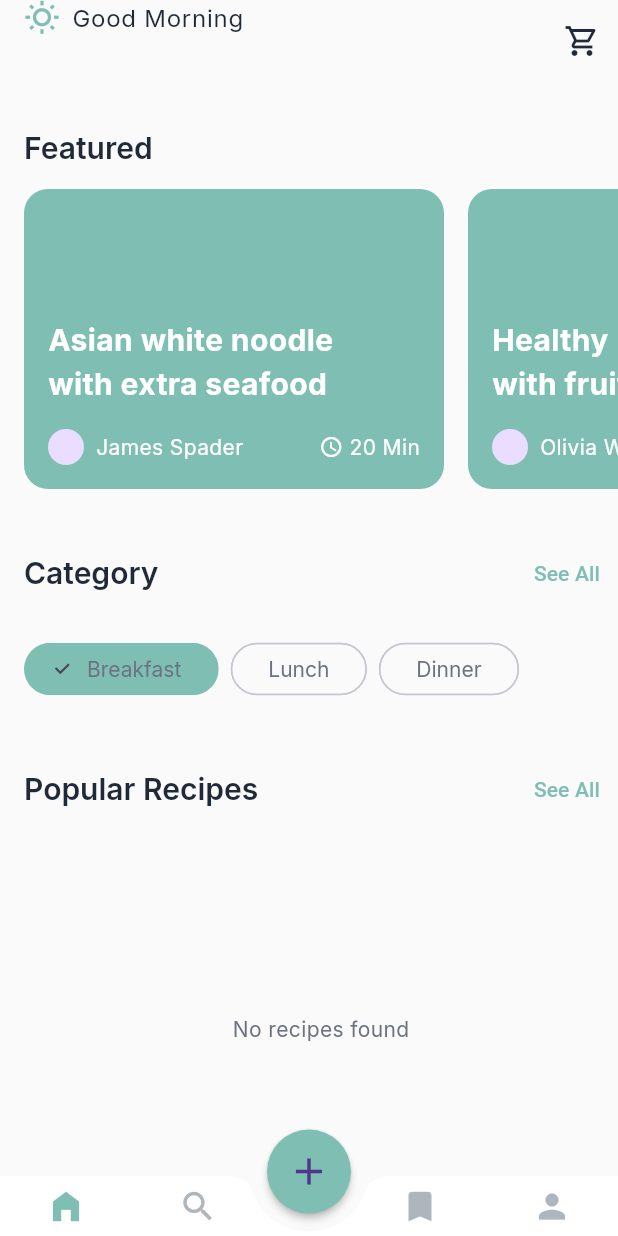
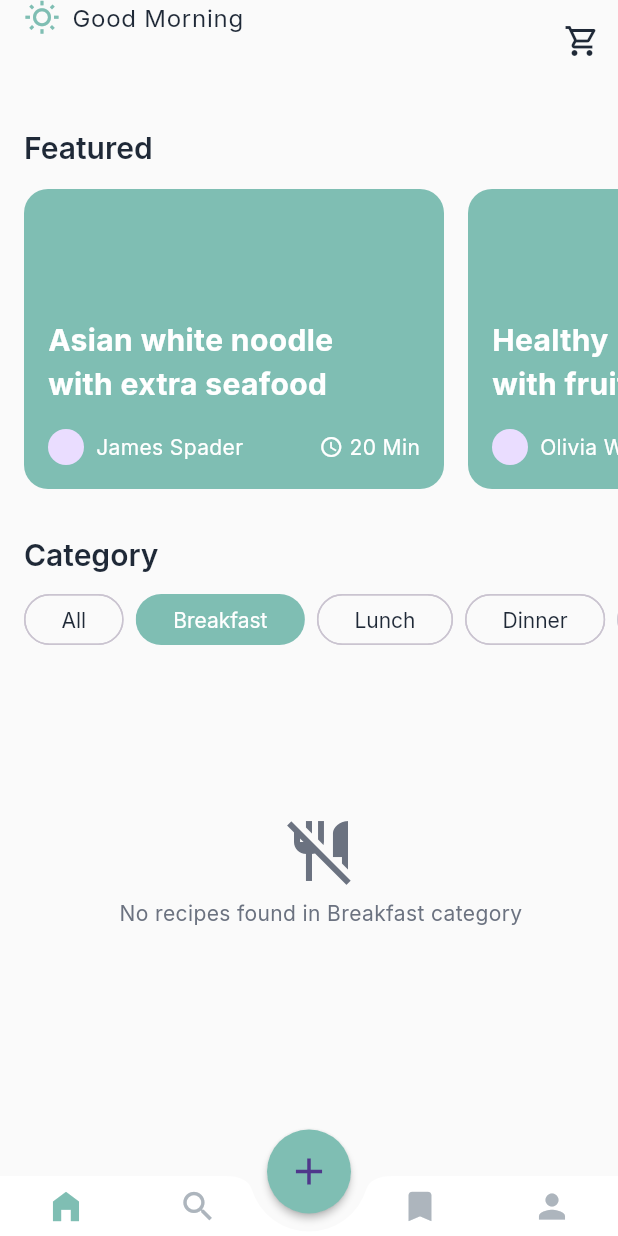
Before and after one commit to mohamedredaoumahdi/MRO-Recipies, a Flutter app: the BottomNavBar screen opened by its route, after a tap on "Breakfast", on a phone screen of 412 x 824 dp. Run offline on Flutter 3.47's test engine with Material 3 defaults, Android fonts, the phone set to English and light mode, and no system bars; our stand-ins replace cloud_firestore, firebase_auth, firebase_core, firebase_storage, flutter_image_compress, image_picker; accounts and stored records are empty.

```diff
--- a/lib/screens/home_screen.dart
+++ b/lib/screens/home_screen.dart
@@ -6,9 +6,16 @@ import 'dart:convert';
 import 'package:moroccan_recipies_app/service/recipe_service.dart';
 
 // First, define HomeContent widget
-class HomeContent extends StatelessWidget {
+class HomeContent extends StatefulWidget {
+  HomeContent({super.key});
+
+  @override
+  State<HomeContent> createState() => _HomeContentState();
+}
+
+class _HomeContentState extends State<HomeContent> {
   final RecipeService _recipeService = RecipeService();
-  HomeContent({super.key});
+  String _selectedCategory = 'All';  // Track selected category
 
   @override
   Widget build(BuildContext context) {
@@ -52,43 +59,49 @@ class HomeContent extends StatelessWidget {
               children: [
                 Text('Category',
                     style: Theme.of(context).textTheme.displayMedium),
-                TextButton(
-                  onPressed: () {},
-                  child: const Text('See All',
-                      style: TextStyle(color: AppColors.primary)),
-                ),
+                // TextButton(
+                //   onPressed: () {},
+                //   child: const Text('See All',
+                //       style: TextStyle(color: AppColors.primary)),
+                // ),
               ],
             ),
-            const SizedBox(height: AppSpacing.md),
+            const SizedBox(height: AppSpacing.sm),
             SingleChildScrollView(
               scrollDirection: Axis.horizontal,
               child: Row(
                 children: [
-                  _buildCategoryChip('Breakfast', true),
+                  _buildCategoryChip('All'),
                   const SizedBox(width: AppSpacing.sm),
-                  _buildCategoryChip('Lunch', false),
+                  _buildCategoryChip('Breakfast'),
                   const SizedBox(width: AppSpacing.sm),
-                  _buildCategoryChip('Dinner', false),
+                  _buildCategoryChip('Lunch'),
+                  const SizedBox(width: AppSpacing.sm),
+                  _buildCategoryChip('Dinner'),
+                  const SizedBox(width: AppSpacing.sm),
+                  _buildCategoryChip('Snack'),
+                  const SizedBox(width: AppSpacing.sm),
+                  _buildCategoryChip('Dessert'),
                 ],
               ),
             ),
 
-            const SizedBox(height: AppSpacing.xl),
+            const SizedBox(height: AppSpacing.lg),
 
-            // Popular Recipes Section
-            Row(
-              mainAxisAlignment: MainAxisAlignment.spaceBetween,
-              children: [
-                Text('Popular Recipes',
-                    style: Theme.of(context).textTheme.displayMedium),
-                TextButton(
-                  onPressed: () {},
-                  child: const Text('See All',
-                      style: TextStyle(color: AppColors.primary)),
-                ),
-              ],
-            ),
-            const SizedBox(height: AppSpacing.md),
+            // // Popular Recipes Section
+            // Row(
+            //   mainAxisAlignment: MainAxisAlignment.spaceBetween,
+            //   children: [
+            //     Text('Popular Recipes',
+            //         style: Theme.of(context).textTheme.displayMedium),
+            //     TextButton(
+            //       onPressed: () {},
+            //       child: const Text('See All',
+            //           style: TextStyle(color: AppColors.primary)),
+            //     ),
+            //   ],
+            // ),
+            // const SizedBox(height: AppSpacing.md),
             SizedBox(
               height: 240,
               child: StreamBuilder<List<Recipe>>(
@@ -104,16 +117,36 @@ class HomeContent extends StatelessWidget {
 
                   final recipes = snapshot.data ?? [];
 
-                  if (recipes.isEmpty) {
-                    return const Center(child: Text('No recipes found'));
+                  // Filter recipes based on selected category
+                  final filteredRecipes = _selectedCategory == 'All'
+                      ? recipes
+                      : recipes.where((recipe) => recipe.category == _selectedCategory).toList();
+
+                  if (filteredRecipes.isEmpty) {
+                    return Center(
+                      child: Column(
+                        mainAxisAlignment: MainAxisAlignment.center,
+                        children: [
+                          Icon(Icons.no_meals, color: AppColors.textSecondary, size: 48),
+                          const SizedBox(height: AppSpacing.sm),
+                          Text(
+                            'No recipes found in $_selectedCategory category',
+                            style: AppTextStyles.bodyMedium.copyWith(
+                              color: AppColors.textSecondary,
+                            ),
+                            textAlign: TextAlign.center,
+                          ),
+                        ],
+                      ),
+                    );
                   }
 
                   return ListView.separated(
                     scrollDirection: Axis.horizontal,
-                    itemCount: recipes.length,
+                    itemCount: filteredRecipes.length,
                     separatorBuilder: (context, index) =>
                         const SizedBox(width: AppSpacing.md),
-                    itemBuilder: (context, index) => _buildRecipeCard(recipes[index]),
+                    itemBuilder: (context, index) => _buildRecipeCard(filteredRecipes[index]),
                   );
                 },
               ),
@@ -161,11 +194,26 @@ class HomeContent extends StatelessWidget {
     );
   }
 
-  Widget _buildCategoryChip(String label, bool isSelected) {
+  Widget _buildCategoryChip(String label) {
     return ChoiceChip(
-      label: Text(label),
-      selected: isSelected,
-      onSelected: (bool selected) {},
+      label: Text(
+        label,
+        style: TextStyle(
+          color: _selectedCategory == label ? AppColors.textLight : AppColors.textPrimary,
+        ),
+      ),
+      selected: _selectedCategory == label,
+      selectedColor: AppColors.primary,
+      backgroundColor: AppColors.background,
+      padding: const EdgeInsets.symmetric(horizontal: AppSpacing.md),
+      showCheckmark: false,
+      onSelected: (bool selected) {
+        if (selected) {
+          setState(() {
+            _selectedCategory = label;
+          });
+        }
+      },
     );
   }
 
```
